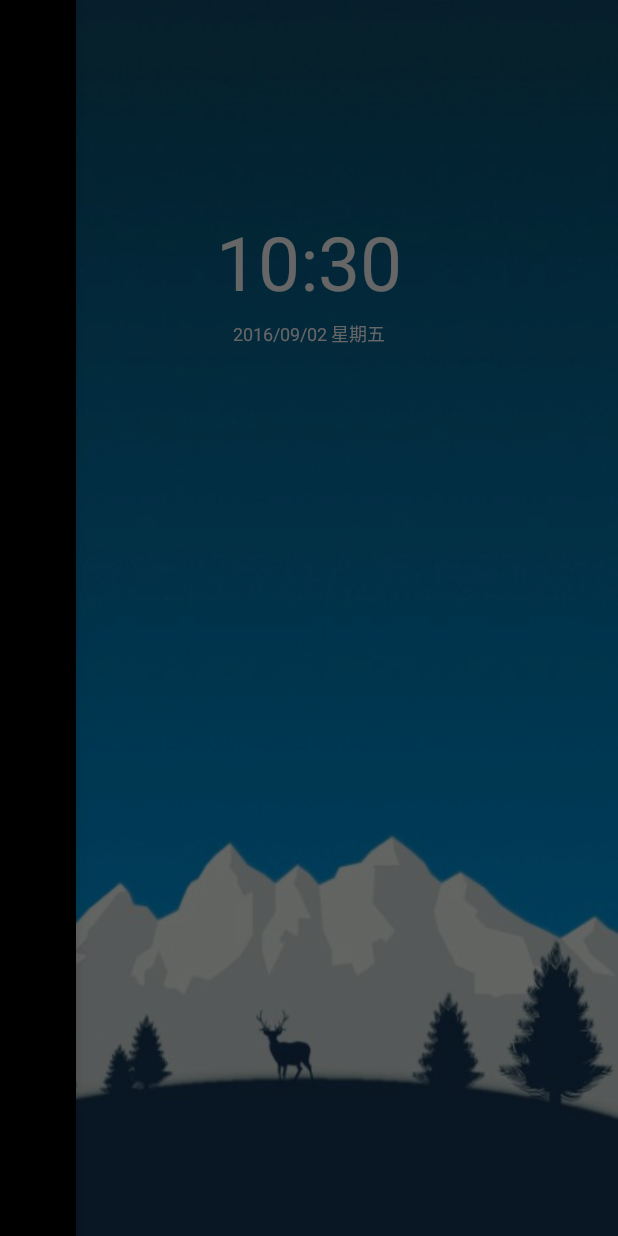
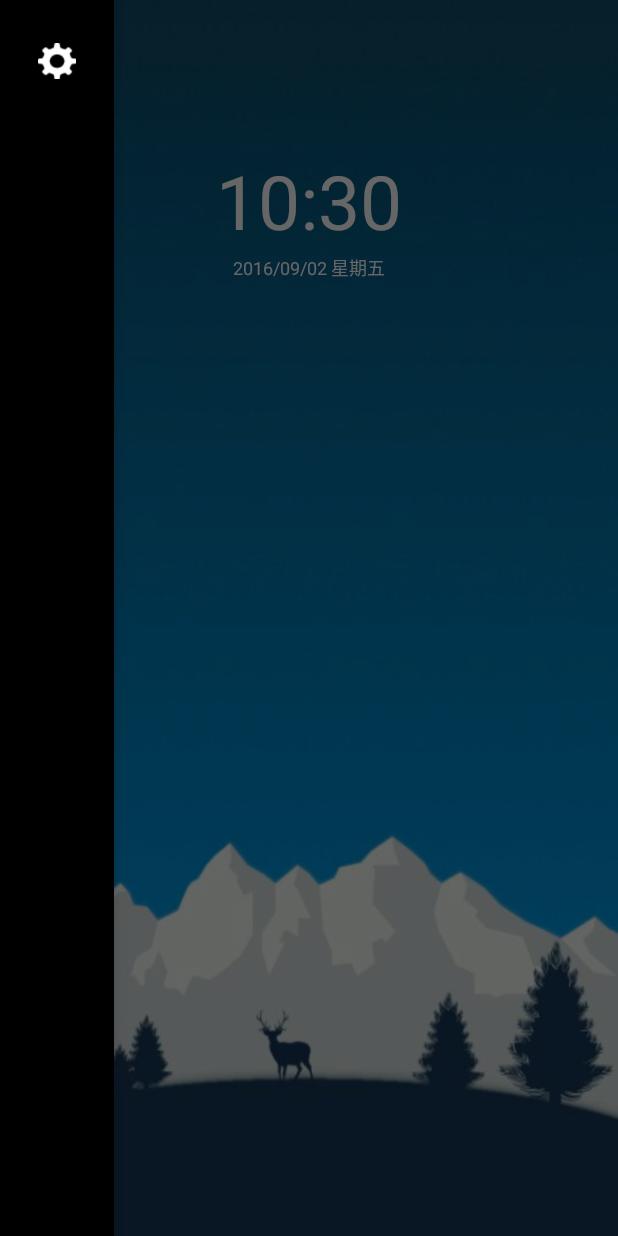
Before and after one commit to GSIL-Monitor/SuperScreenLock, an Android app: the LockScreenActivity screen opened directly, with no data from a screen before it, with the side drawer open, on a phone screen of 412 x 824 dp. Run offline under Robolectric (Android 15) with nearby library versions, the phone set to English and light mode, and no system bars.

Commit message:
调整设置图标位置

```diff
--- a/app/src/main/java/com/hzp/superscreenlock/activity/LockScreenActivity.java
+++ b/app/src/main/java/com/hzp/superscreenlock/activity/LockScreenActivity.java
@@ -18,9 +18,11 @@ import android.view.MotionEvent;
 import android.view.View;
 import android.view.Window;
 import android.view.WindowManager;
+import android.widget.ImageView;
 
 import com.hzp.superscreenlock.R;
 import com.hzp.superscreenlock.entity.AppInfo;
+import com.hzp.superscreenlock.entity.EnvironmentInfo;
 import com.hzp.superscreenlock.fragment.LockScreenFragment;
 import com.hzp.superscreenlock.locker.LockManager;
 import com.hzp.superscreenlock.manager.AppInfoManager;
@@ -35,6 +37,7 @@ public class LockScreenActivity extends AppCompatActivity implements LockManager
 
     private LockScreenFragment mainFragment;
     private DrawerLayout drawerLayout;
+    private ImageView hintIconImageView;
 
     private RecyclerView drawerRecyclerView;
     private AppInfoAdapter appInfoAdapter;
@@ -58,12 +61,14 @@ public class LockScreenActivity extends AppCompatActivity implements LockManager
     private void initViews() {
         drawerLayout = (DrawerLayout) findViewById(R.id.lock_screen_drawer_layout);
         drawerLayout.setOnTouchListener(this);
+        hintIconImageView = (ImageView) findViewById(R.id.hint_icon_image);
         displayHeightPx = WindowUtil.getDisplayDimensionWithPx(this)[0];
         touchThreshold = (float) (displayHeightPx * 0.3);
 
         setupSystemViews();
         setupFragments();
         setupDrawerRecyclerView();
+        setupHintIcon();
     }
 
     private void setupDrawerRecyclerView() {
@@ -135,6 +140,26 @@ public class LockScreenActivity extends AppCompatActivity implements LockManager
         }
 
         showDrawer();
+    }
+
+    /**
+     * 设置显示在屏幕左上角的图标
+     */
+    private void setupHintIcon(){
+        EnvironmentInfo currentEnv = LockManager.getInstance().getCurrentEnvironment();
+        if(currentEnv!=null){
+            hintIconImageView.setImageResource(R.drawable.ic_lock_screen);
+            hintIconImageView.setOnClickListener(new View.OnClickListener() {
+                @Override
+                public void onClick(View v) {
+                    Intent startIntent = new Intent(LockScreenActivity.this, MainActivity.class);
+                    LockManager.getInstance().startUnlockView(
+                            LockScreenActivity.this
+                            ,getSupportFragmentManager()
+                            ,startIntent);
+                }
+            });
+        }
     }
 
     @Override
--- a/app/src/main/java/com/hzp/superscreenlock/activity/ScreenIconSettingActivity.java
+++ b/app/src/main/java/com/hzp/superscreenlock/activity/ScreenIconSettingActivity.java
@@ -48,6 +48,7 @@ public class ScreenIconSettingActivity extends AppCompatActivity implements AppI
                     return;
             }
             view.setBackgroundResource(R.drawable.bg_screenlock_blue);
+            view.findViewById(R.id.hint_icon_image).setVisibility(View.VISIBLE);
 
             setContentView(view);
             setupRecyclerView();
--- a/app/src/main/java/com/hzp/superscreenlock/fragment/LockScreenFragment.java
+++ b/app/src/main/java/com/hzp/superscreenlock/fragment/LockScreenFragment.java
@@ -33,7 +33,6 @@ public class LockScreenFragment extends Fragment implements AppInfoAdapter.AppIn
 
     private RecyclerView mainRecyclerView;
     private AppInfoAdapter appInfoAdapter;
-    private ImageView hintIconImageView;
     private TextView timeTv,dateTv;
 
     private TimeReceiver timeReceiver;
@@ -60,7 +59,7 @@ public class LockScreenFragment extends Fragment implements AppInfoAdapter.AppIn
                              Bundle savedInstanceState) {
         View view = inflater.inflate(R.layout.fragment_lock_screen_main, container, false);
 
-        hintIconImageView = (ImageView) view.findViewById(R.id.hint_icon_image);
+
         mainRecyclerView = (RecyclerView) view.findViewById(R.id.recycler_view_main);
         timeTv = (TextView) view.findViewById(R.id.lock_screen_time);
         timeTv.setText(getFormatCurrentTime());
@@ -68,8 +67,6 @@ public class LockScreenFragment extends Fragment implements AppInfoAdapter.AppIn
         dateTv.setText(getFormatCurrentDate());
 
         setupMainRecyclerView();
-
-        setupHintIcon();
 
         return view;
     }
@@ -99,25 +96,6 @@ public class LockScreenFragment extends Fragment implements AppInfoAdapter.AppIn
 
     }
 
-    /**
-     * 设置显示在屏幕右上角的图标
-     */
-    private void setupHintIcon(){
-        EnvironmentInfo currentEnv = LockManager.getInstance().getCurrentEnvironment();
-        if(currentEnv!=null){
-            hintIconImageView.setImageResource(R.drawable.ic_lock_screen);
-            hintIconImageView.setOnClickListener(new View.OnClickListener() {
-                @Override
-                public void onClick(View v) {
-                    Intent startIntent = new Intent(getActivity(), MainActivity.class);
-                    LockManager.getInstance().startUnlockView(
-                            getActivity()
-                            ,getActivity().getSupportFragmentManager()
-                            ,startIntent);
-                }
-            });
-        }
-    }
 
     private void registerTimeReceiver(){
         IntentFilter intentFilter = new IntentFilter();
--- a/app/src/main/res/layout/drawer_layout_content.xml
+++ b/app/src/main/res/layout/drawer_layout_content.xml
@@ -16,8 +16,18 @@
         android:layout_marginBottom="15dp"
         android:layout_marginTop="15dp"
         android:id="@+id/drawer_recycler_view"
+        android:layout_below="@+id/hint_icon_image"
+        />
 
-        />
+    <ImageView
+        android:id="@+id/hint_icon_image"
+        android:layout_width="25dp"
+        android:layout_height="25dp"
+        android:layout_marginTop="28dp"
+        android:gravity="center"
+        android:src="@drawable/ic_lock_screen"
+        android:layout_alignParentLeft="true"
+        android:layout_alignParentStart="true" />
 
 
 </RelativeLayout>
--- a/app/src/main/res/layout/fragment_lock_screen_main.xml
+++ b/app/src/main/res/layout/fragment_lock_screen_main.xml
@@ -23,17 +23,7 @@
             android:layout_marginTop="15dp"
             android:layout_alignParentBottom="true" />
 
-        <ImageView
-            android:id="@+id/hint_icon_image"
-            android:layout_width="25dp"
-            android:layout_height="25dp"
-            android:gravity="center"
-            android:layout_marginRight="24dp"
-            android:layout_marginEnd="24dp"
-            android:layout_marginTop="39dp"
-            android:layout_alignParentTop="true"
-            android:layout_alignParentRight="true"
-            android:layout_alignParentEnd="true" />
+
 
         <TextView
             android:id="@+id/lock_screen_time"
@@ -42,9 +32,8 @@
             android:text="11:10"
             android:textSize="50sp"
             android:textColor="@android:color/white"
-            android:layout_below="@+id/hint_icon_image"
             android:layout_centerHorizontal="true"
-            android:layout_marginTop="76dp" />
+            android:layout_marginTop="100dp" />
 
         <TextView
             android:id="@+id/lock_screen_date"
@@ -55,7 +44,7 @@
             android:textColor="@android:color/white"
             android:layout_below="@+id/lock_screen_time"
             android:layout_centerHorizontal="true"
-            android:layout_marginTop="5dp" />
+            android:layout_marginTop="2dp" />
 
     </RelativeLayout>
 
```
